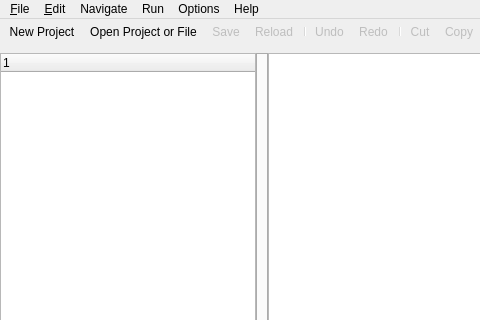
Before: the Qt Designer form ScaraControlGUI/mainwindow.ui in mnowator/SCARA_Control, drawn with Qt 5; both pictures show x 0 to 480 and y 0 to 320 of the 1041 by 574 pixel window.
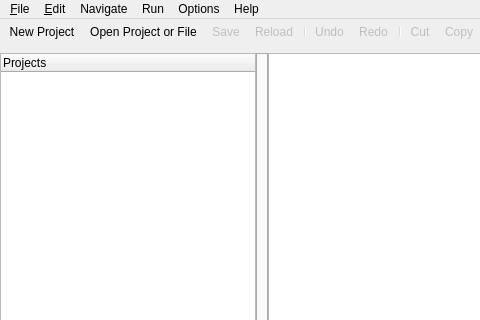
After: the same form once the commit is applied. Icons and pictures are not drawn.

What changed in the file:
```diff
--- a/ScaraControlGUI/mainwindow.ui
+++ b/ScaraControlGUI/mainwindow.ui
@@ -61,7 +61,7 @@
          </attribute>
          <column>
           <property name="text">
-           <string notr="true">1</string>
+           <string notr="true">Projects</string>
           </property>
          </column>
         </widget>
```
Left out of the diff: 16 changed lines with no effect on the pictures.
